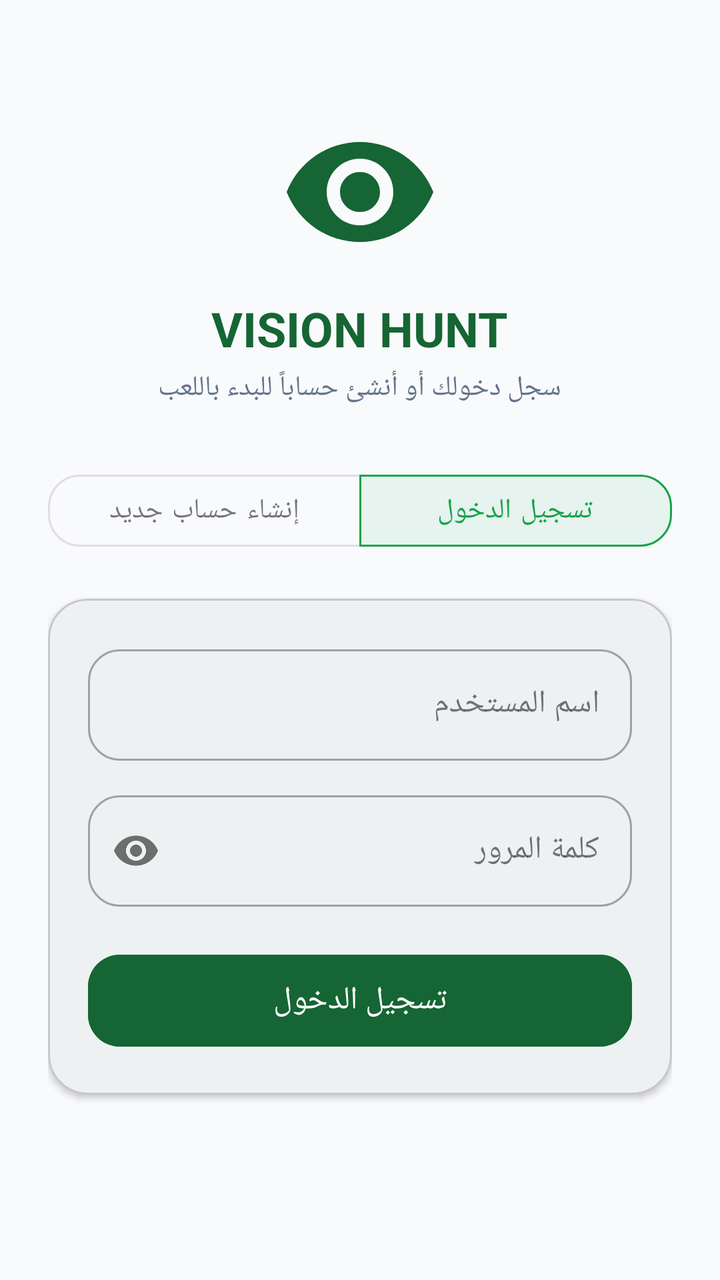
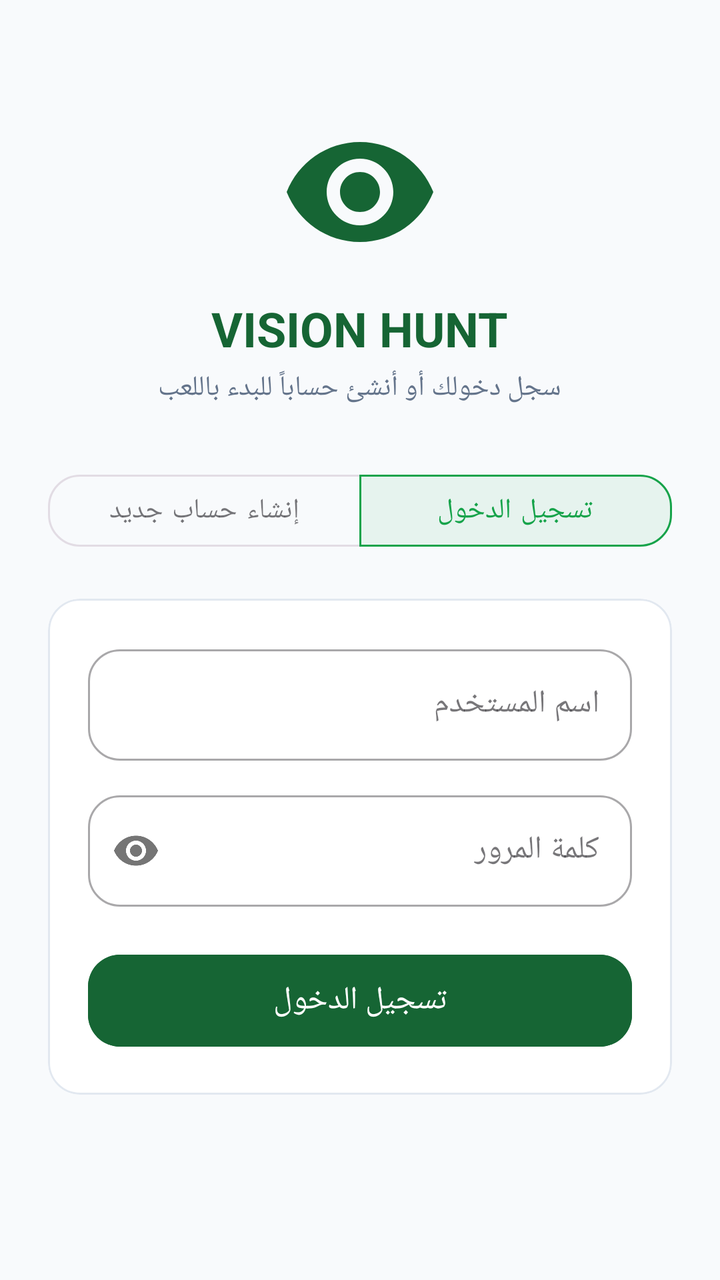

The first picture is an Android layout as it rendered before a commit; the second is the same layout after the commit. The layout source and the unified diff follow.
<!-- AndroidManifest.xml: activity theme Theme.VisionHuntOnline -->
<!-- res/layout/activity_auth.xml -->
<?xml version="1.0" encoding="utf-8"?>
<ScrollView xmlns:android="http://schemas.android.com/apk/res/android"
    xmlns:app="http://schemas.android.com/apk/res-auto"
    android:layout_width="match_parent"
    android:layout_height="match_parent"
    android:background="@color/screen_background"
    android:fillViewport="true"
    android:layoutDirection="rtl"
    android:scrollbars="none"
    android:textDirection="rtl">

    <LinearLayout
        android:layout_width="match_parent"
        android:layout_height="wrap_content"
        android:gravity="center_horizontal"
        android:orientation="vertical"
        android:padding="24dp">

        
        <ImageView
            android:layout_width="80dp"
            android:layout_height="80dp"
            android:layout_marginTop="32dp"
            android:contentDescription="Vision Hunt Logo"
            android:src="@drawable/ic_vision"
            app:tint="#166534" />

        <TextView
            android:layout_width="wrap_content"
            android:layout_height="wrap_content"
            android:layout_marginTop="12dp"
            android:text="VISION HUNT"
            android:textColor="#166534"
            android:textSize="24sp"
            android:textStyle="bold" />

        <TextView
            android:id="@+id/tv_auth_subtitle"
            android:layout_width="wrap_content"
            android:layout_height="wrap_content"
            android:layout_marginTop="4dp"
            android:text="سجل دخولك أو أنشئ حساباً للبدء باللعب"
            android:textColor="@color/text_secondary"
            android:textSize="14sp" />

        
        <com.google.android.material.button.MaterialButtonToggleGroup
            android:id="@+id/toggle_group"
            android:layout_width="match_parent"
            android:layout_height="wrap_content"
            android:layout_marginTop="28dp"
            app:checkedButton="@id/btn_mode_login"
            app:selectionRequired="true"
            app:singleSelection="true">

            <com.google.android.material.button.MaterialButton
                android:id="@+id/btn_mode_login"
                style="@style/Widget.MaterialComponents.Button.OutlinedButton"
                android:layout_width="0dp"
                android:layout_height="wrap_content"
                android:layout_weight="1"
                android:text="تسجيل الدخول"
                app:cornerRadius="16dp" />

            <com.google.android.material.button.MaterialButton
                android:id="@+id/btn_mode_register"
                style="@style/Widget.MaterialComponents.Button.OutlinedButton"
                android:layout_width="0dp"
                android:layout_height="wrap_content"
                android:layout_weight="1"
                android:text="إنشاء حساب جديد"
                app:cornerRadius="16dp" />

        </com.google.android.material.button.MaterialButtonToggleGroup>

        
        <com.google.android.material.card.MaterialCardView
            android:layout_width="match_parent"
            android:layout_height="wrap_content"
            android:layout_marginTop="20dp"
            app:cardCornerRadius="20dp"
            app:cardElevation="2dp"
            app:strokeWidth="1dp">

            <LinearLayout
                android:layout_width="match_parent"
                android:layout_height="wrap_content"
                android:orientation="vertical"
                android:padding="20dp">

                
                <com.google.android.material.textfield.TextInputLayout
                    android:id="@+id/til_username"
                    style="@style/Widget.MaterialComponents.TextInputLayout.OutlinedBox"
                    android:layout_width="match_parent"
                    android:layout_height="wrap_content"
                    android:hint="اسم المستخدم"
                    app:boxCornerRadiusBottomEnd="16dp"
                    app:boxCornerRadiusBottomStart="16dp"
                    app:boxCornerRadiusTopEnd="16dp"
                    app:boxCornerRadiusTopStart="16dp">

                    <com.google.android.material.textfield.TextInputEditText
                        android:id="@+id/et_username"
                        android:layout_width="match_parent"
                        android:layout_height="wrap_content"
                        android:inputType="textPersonName"
                        android:maxLines="1" />

                </com.google.android.material.textfield.TextInputLayout>

                
                <com.google.android.material.textfield.TextInputLayout
                    android:id="@+id/til_phone"
                    style="@style/Widget.MaterialComponents.TextInputLayout.OutlinedBox"
                    android:layout_width="match_parent"
                    android:layout_height="wrap_content"
                    android:layout_marginTop="12dp"
                    android:hint="رقم الهاتف"
                    android:visibility="gone"
                    app:boxCornerRadiusBottomEnd="16dp"
                    app:boxCornerRadiusBottomStart="16dp"
                    app:boxCornerRadiusTopEnd="16dp"
                    app:boxCornerRadiusTopStart="16dp">

                    <com.google.android.material.textfield.TextInputEditText
                        android:id="@+id/et_phone"
                        android:layout_width="match_parent"
                        android:layout_height="wrap_content"
                        android:inputType="phone"
                        android:maxLines="1" />

                </com.google.android.material.textfield.TextInputLayout>

                
                <com.google.android.material.textfield.TextInputLayout
                    android:id="@+id/til_password"
                    style="@style/Widget.MaterialComponents.TextInputLayout.OutlinedBox"
                    android:layout_width="match_parent"
                    android:layout_height="wrap_content"
                    android:layout_marginTop="12dp"
                    android:hint="كلمة المرور"
                    app:boxCornerRadiusBottomEnd="16dp"
                    app:boxCornerRadiusBottomStart="16dp"
                    app:boxCornerRadiusTopEnd="16dp"
                    app:boxCornerRadiusTopStart="16dp"
                    app:passwordToggleEnabled="true">

                    <com.google.android.material.textfield.TextInputEditText
                        android:id="@+id/et_password"
                        android:layout_width="match_parent"
                        android:layout_height="wrap_content"
                        android:inputType="textPassword"
                        android:maxLines="1" />

                </com.google.android.material.textfield.TextInputLayout>

                
                <TextView
                    android:id="@+id/tv_error"
                    android:layout_width="match_parent"
                    android:layout_height="wrap_content"
                    android:layout_marginTop="12dp"
                    android:textColor="#DC2626"
                    android:textSize="13sp"
                    android:visibility="gone" />

                
                <com.google.android.material.button.MaterialButton
                    android:id="@+id/btn_submit"
                    android:layout_width="match_parent"
                    android:layout_height="54dp"
                    android:layout_marginTop="20dp"
                    android:backgroundTint="#166534"
                    android:text="تسجيل الدخول"
                    android:textSize="16sp"
                    app:cornerRadius="16dp" />

                
                <com.google.android.material.progressindicator.CircularProgressIndicator
                    android:id="@+id/progress_indicator"
                    android:layout_width="wrap_content"
                    android:layout_height="wrap_content"
                    android:layout_gravity="center_horizontal"
                    android:layout_marginTop="16dp"
                    android:indeterminate="true"
                    android:visibility="gone"
                    app:indicatorColor="#166534" />

            </LinearLayout>

        </com.google.android.material.card.MaterialCardView>

    </LinearLayout>

</ScrollView>
<!-- resources referenced by this layout -->
<resources>
  <color name="screen_background">#F8FAFC</color>
  <color name="text_secondary">#64748B</color>
  <!-- drawable ic_vision (drawable) -->
  <vector xmlns:android="http://schemas.android.com/apk/res/android"
      android:width="24dp"
      android:height="24dp"
      android:viewportWidth="24"
      android:viewportHeight="24">
      <path
          android:fillColor="#FF000000"
          android:pathData="M12,4.5C7,4.5 2.73,7.61 1,12c1.73,4.39 6,7.5 11,7.5s9.27,-3.11 11,-7.5c-1.73,-4.39 -6,-7.5 -11,-7.5zM12,17c-2.76,0 -5,-2.24 -5,-5s2.24,-5 5,-5 5,2.24 5,5 -2.24,5 -5,5zM12,9c-1.66,0 -3,1.34 -3,3s1.34,3 3,3 3,-1.34 3,-3 -1.34,-3 -3,-3z" />
  </vector>
  <style name="Theme.VisionHuntOnline" parent="Theme.Material3.DayNight.NoActionBar">
          <item name="colorPrimary">#16A34A</item>
          <item name="colorPrimaryVariant">#166534</item>
          <item name="colorOnPrimary">#FFFFFF</item>
          <item name="colorSecondary">#16A34A</item>
          <item name="colorOnSecondary">#FFFFFF</item>
          <item name="android:windowBackground">@color/screen_background</item>
          <item name="android:statusBarColor">@color/screen_background</item>
          <item name="android:windowLightStatusBar">true</item>
          <item name="android:navigationBarColor">@color/bottom_nav_background</item>
          <item name="android:windowLightNavigationBar">true</item>
      </style>
  <color name="bottom_nav_background">#FFFFFF</color>
</resources>

<!-- the commit's change to res/layout/activity_auth.xml (unified diff, before → after) -->
@@ -78,8 +78,10 @@
             android:layout_width="match_parent"
             android:layout_height="wrap_content"
             android:layout_marginTop="20dp"
-            app:cardCornerRadius="20dp"
-            app:cardElevation="2dp"
+            app:cardBackgroundColor="@color/task_card_background"
+            app:cardCornerRadius="16dp"
+            app:cardElevation="0dp"
+            app:strokeColor="@color/card_stroke"
             app:strokeWidth="1dp">
 
             <LinearLayout
<!-- resource entries referenced after the edit -->
@@ -1,6 +1,8 @@
 <!-- resources referenced by this layout -->
 <resources>
+  <color name="card_stroke">#E2E8F0</color>
   <color name="screen_background">#F8FAFC</color>
+  <color name="task_card_background">#FFFFFF</color>
   <color name="text_secondary">#64748B</color>
   <!-- drawable ic_vision (drawable) -->
   <vector xmlns:android="http://schemas.android.com/apk/res/android"
